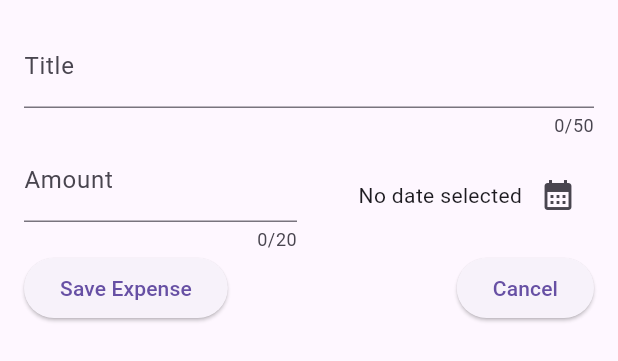
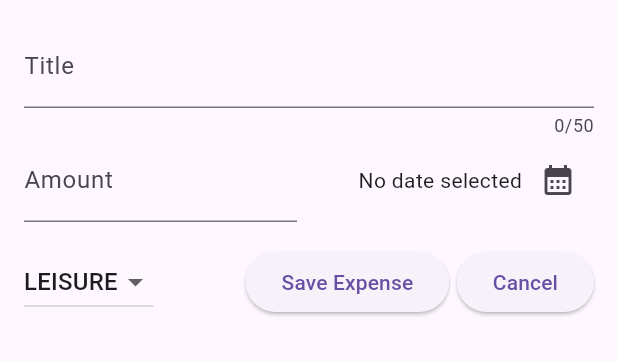
Before and after one commit to Bureau536/expense_tracker, a Flutter app: the NewExpense widget shown alone on an empty page, opened directly, on a phone screen of 412 x 824 dp. Shown: the top 361 px of the screen. Run offline on Flutter 3.47's test engine with Material 3 defaults, Android fonts, the phone set to English and light mode, and no system bars.

Commit message:
Lesson 116
Added dropdown selector for category items on new expense screen.

```diff
--- a/lib/widgets/new_expense.dart
+++ b/lib/widgets/new_expense.dart
@@ -1,5 +1,5 @@
+import 'package:expense_tracker/models/expense.dart';
 import 'package:flutter/material.dart';
-import 'package:flutter/services.dart';
 import 'package:intl/intl.dart';
 
 final formatter = DateFormat.yMd();
@@ -17,6 +17,8 @@ class _NewExpenseState extends State<NewExpense> {
   final _titleController = TextEditingController();
   final _amountController = TextEditingController();
   DateTime? _selectedDate;
+
+  Category _selectedCategory = Category.leisure;
 
   void _presentDatePicker() async {
     final now = DateTime.now();
@@ -57,7 +59,6 @@ class _NewExpenseState extends State<NewExpense> {
                 child: TextField(
                   keyboardType: TextInputType.number,
                   controller: _amountController,
-                  maxLength: 20,
                   decoration: const InputDecoration(
                     prefixText: '\$ ',
                     label: Text('Amount'),
@@ -86,8 +87,33 @@ class _NewExpenseState extends State<NewExpense> {
               ),
             ],
           ),
+          const SizedBox(
+            height: 16,
+          ),
           Row(
             children: [
+              DropdownButton(
+                  value: _selectedCategory,
+                  items: Category.values
+                      .map(
+                        (category) => DropdownMenuItem(
+                          value: category,
+                          child: Text(
+                            category.name.toUpperCase(),
+                          ),
+                        ),
+                      )
+                      .toList(),
+                  onChanged: (value) {
+                    setState(() {
+                      if (value == null) {
+                        return;
+                      }
+                      _selectedCategory = value;
+                    });
+                    ;
+                  }),
+              const Spacer(),
               ElevatedButton(
                 onPressed: () {
                   print(_titleController.text);
@@ -95,7 +121,9 @@ class _NewExpenseState extends State<NewExpense> {
                 },
                 child: const Text('Save Expense'),
               ),
-              const Spacer(),
+              const SizedBox(
+                width: 5,
+              ),
               ElevatedButton(
                 onPressed: () {
                   Navigator.pop(context);
```
